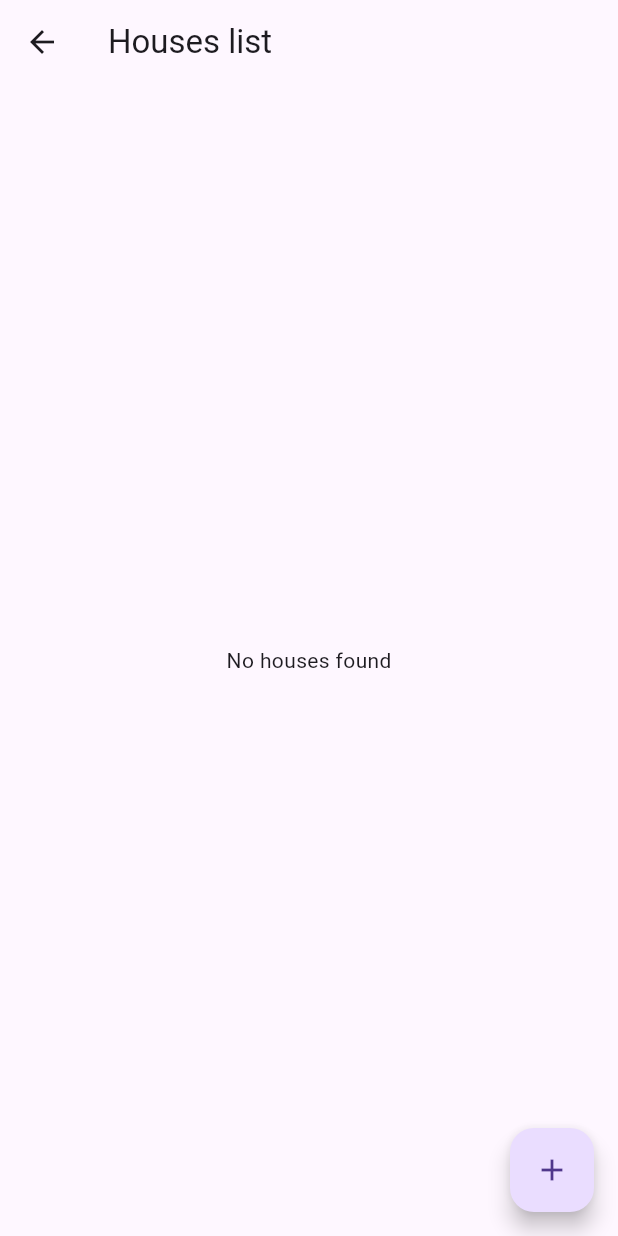
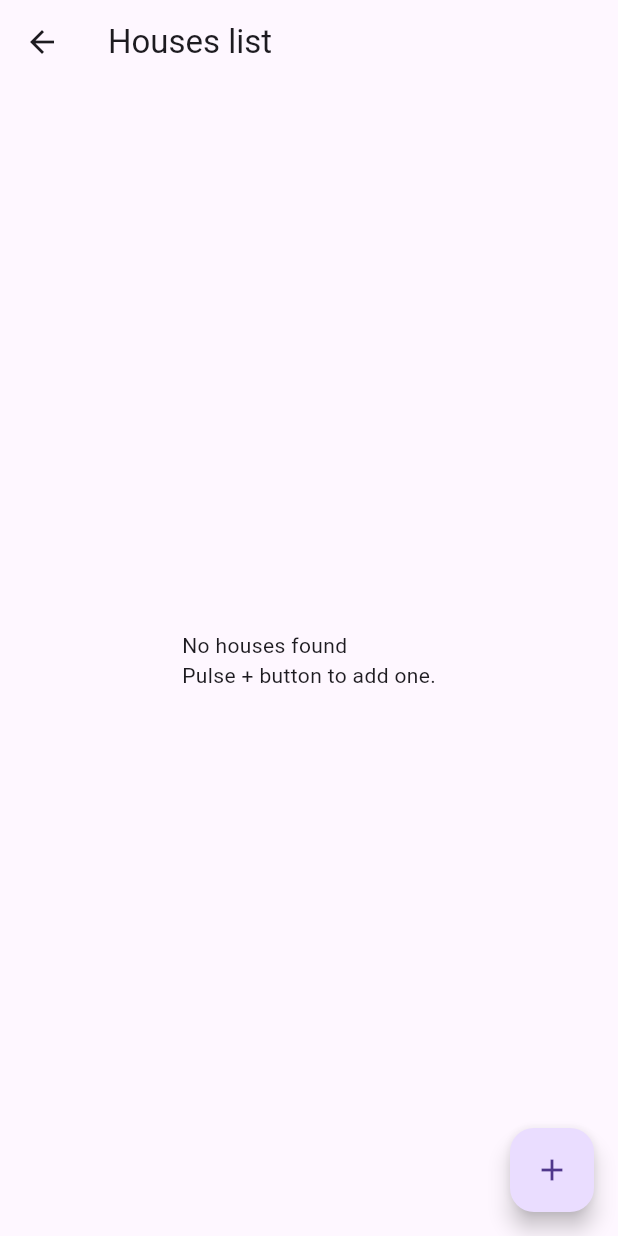
Before and after one commit to SergioLM7/crud_flutter, a Flutter app: the HousesListScreen screen opened directly, on a phone screen of 412 x 824 dp. Run offline on Flutter 3.47's test engine with Material 3 defaults, Android fonts, the phone set to English and light mode, and no system bars; our stand-ins replace supabase_flutter; accounts and stored records are empty.

Commit message:
Message added when tables are empty

```diff
--- a/lib/screens/houses_list_screen.dart
+++ b/lib/screens/houses_list_screen.dart
@@ -50,7 +50,7 @@ class _HousesListScreenState extends State<HousesListScreen> {
 
             if(houses.isEmpty) {
               return const Center(
-                child: Text('No houses found'),
+                child: Text('No houses found\nPulse + button to add one.'),
               );
             }
 
--- a/lib/screens/wands_list_screen.dart
+++ b/lib/screens/wands_list_screen.dart
@@ -50,7 +50,7 @@ class _WandListScreenState extends State<WandsListScreen> {
 
             if(wands.isEmpty) {
               return const Center(
-                child: Text('No wands found'),
+                child: Text('No wands found\nPulse + button to add one.'),
               );
             }
 
```
